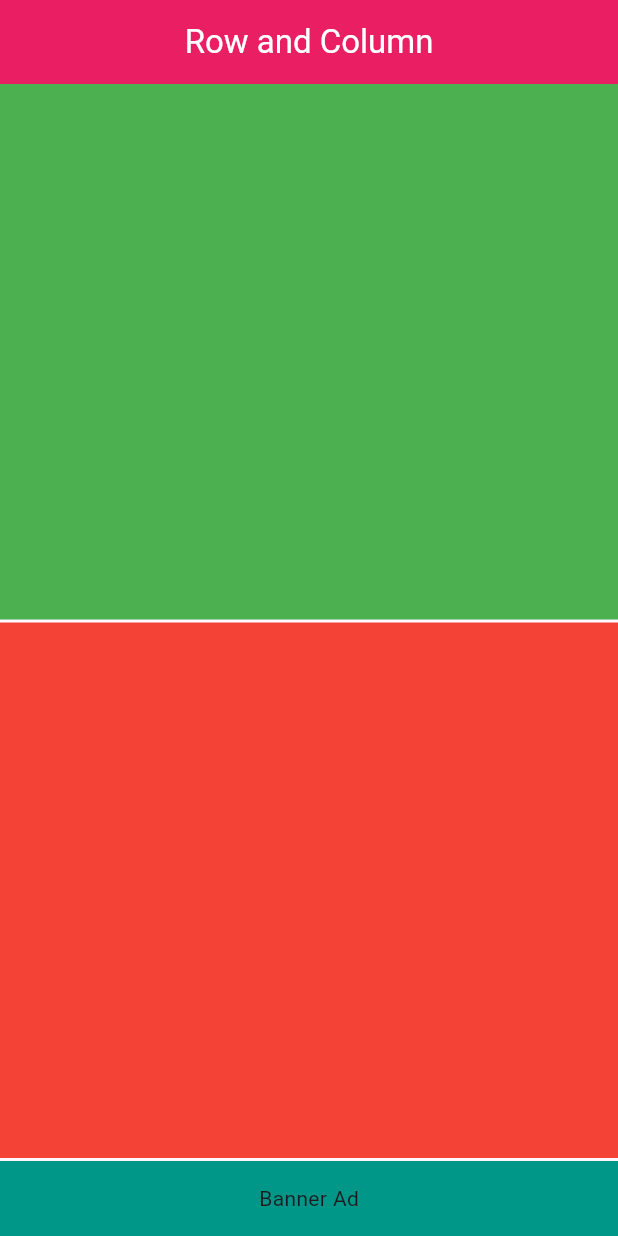
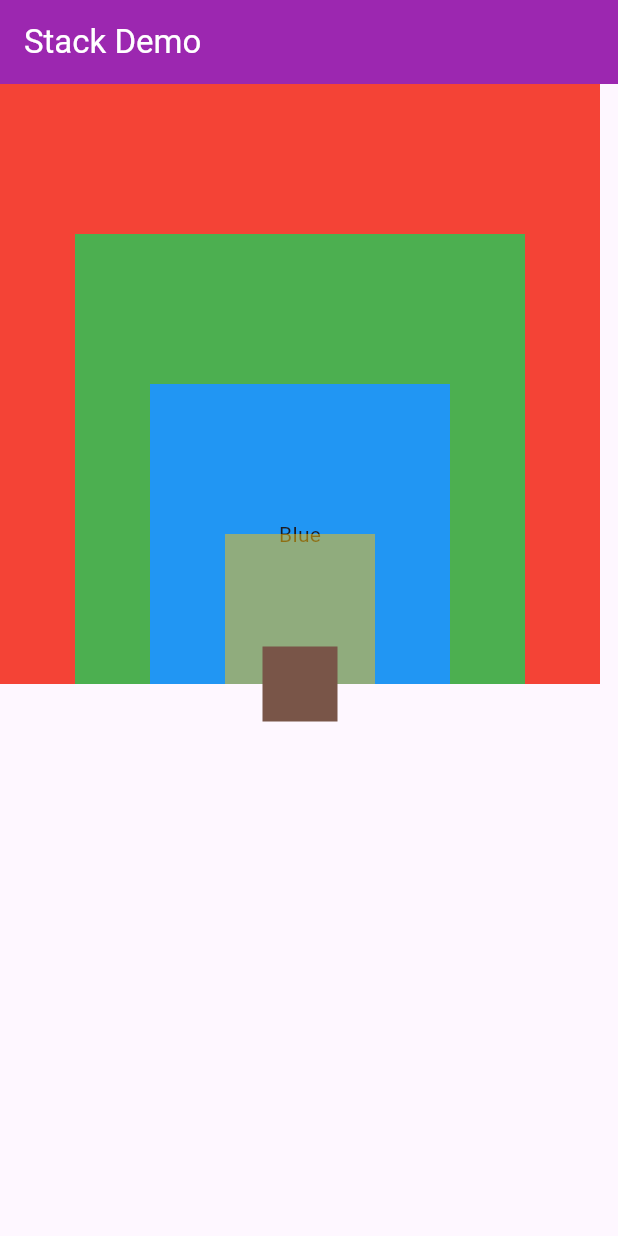
Before and after one commit to abidroid/flutter_online_june_project, a Flutter app: the screen it shows after launch, on a phone screen of 412 x 824 dp. Run offline on Flutter 3.47's test engine with Material 3 defaults, Android fonts, the phone set to English and light mode, and no system bars.

Commit message:
cross axis alignment and Stack Widget

```diff
--- a/lib/main.dart
+++ b/lib/main.dart
@@ -1,6 +1,8 @@
 import 'package:flutter/material.dart';
+import 'package:flutter_online_june_project/screens/cross_axis_demo_screen.dart';
 import 'package:flutter_online_june_project/screens/first_screen.dart';
 import 'package:flutter_online_june_project/screens/row_and_column_demo_screen.dart';
+import 'package:flutter_online_june_project/screens/stack_demo_screen.dart';
 
 
 void main() {
@@ -18,7 +20,7 @@ class MyApp extends StatelessWidget {
       theme: ThemeData(
         colorScheme: ColorScheme.fromSeed(seedColor: Colors.deepPurple),
       ),
-      home: const RowAndColumnDemoScreen() // Launcher screen
+      home: const StackDemoScreen() // Launcher screen
     );
   }
 }
--- /dev/null
+++ b/lib/screens/stack_demo_screen.dart
@@ -0,0 +1,40 @@
+
+import 'package:flutter/material.dart';
+
+class StackDemoScreen extends StatelessWidget {
+  const StackDemoScreen({super.key});
+
+  @override
+  Widget build(BuildContext context) {
+    return Scaffold(
+      appBar: AppBar(
+        title: const Text('Stack Demo'),
+        backgroundColor: Colors.purple,
+        foregroundColor: Colors.white,
+      ),
+
+      body: Stack(
+
+        alignment: Alignment.bottomCenter,
+        clipBehavior: Clip.none,
+        children: [
+          Container(width: 400, height: 400, color: Colors.red,),
+          Container(width: 300, height: 300, color: Colors.green,),
+          Container(width: 200, height: 200, color: Colors.blue,
+            alignment: Alignment.center,
+            child: Text('Blue'),
+          ),
+          Opacity(
+              opacity: 0.5,
+              child: Container(width: 100, height: 100, color: Colors.amber,)),
+
+          Positioned(
+              left: 175,
+              bottom: -25,
+
+              child: Container(width: 50, height: 50,color: Colors.brown,)),
+        ],
+      ),
+    );
+  }
+}
```
Also changed, not shown: lib/screens/cross_axis_demo_screen.dart (added, +49 -0 lines).
